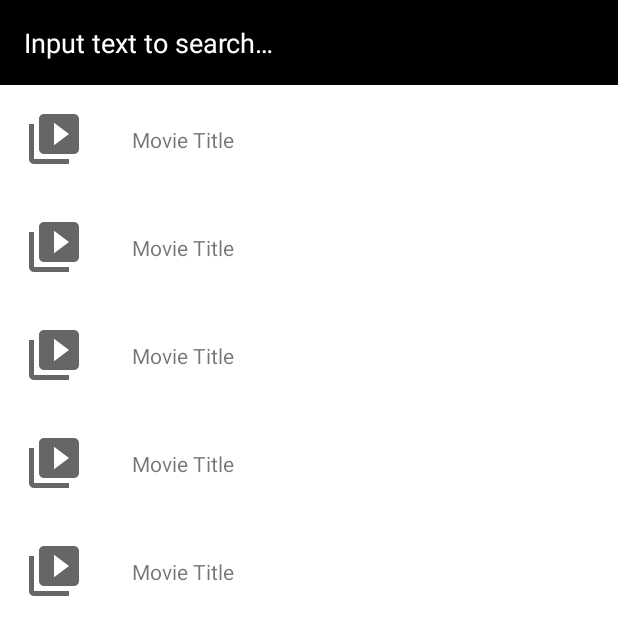
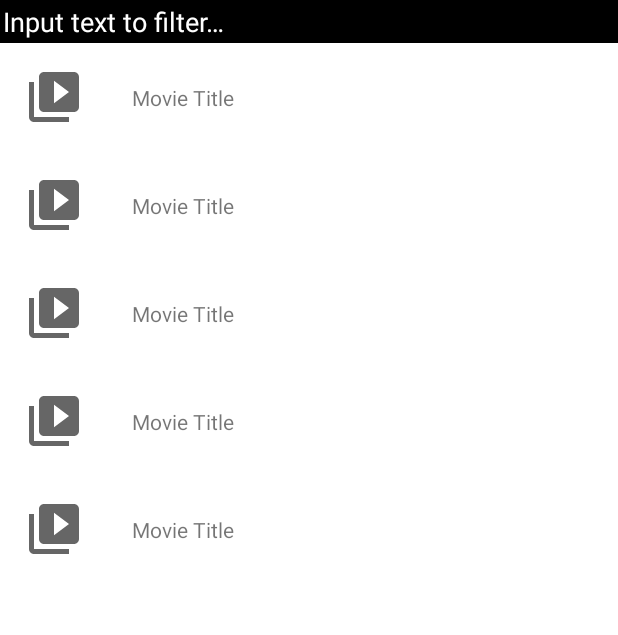
Before and after one commit to Solidogen/movies-paging-offline-app, an Android app: the layout fragment_popular_movies.xml on its own in the app's theme, with its tools: preview values and no code run, on a phone screen of 412 x 824 dp. Shown: the top 635 px of the screen. Run offline under Robolectric (Android 15) with nearby library versions, the phone set to English and light mode, and no system bars.

Commit message:
Misread task, did filtering instead of search

```diff
--- a/app/src/main/java/com/movies/android/data/api/MovieApi.kt
+++ b/app/src/main/java/com/movies/android/data/api/MovieApi.kt
@@ -5,6 +5,6 @@ import retrofit2.http.GET
 
 interface MovieApi {
 
-    @GET("http://jsonplaceholder.typicode.com/todos/1")
-    suspend fun getMovies() : Response<List<MovieDto>>
+    @GET("/3/discover/movie")
+    suspend fun getMovies() : Response<PopularMoviesResponse>
 }
--- a/app/src/main/java/com/movies/android/data/api/MovieDto.kt
+++ b/app/src/main/java/com/movies/android/data/api/MovieDto.kt
@@ -3,10 +3,10 @@ package com.movies.android.data.api
 import com.squareup.moshi.Json
 
 data class MovieDto(
+    @Json(name = "poster_path")
+    val posterPath: String?,
     @Json(name = "id")
     val id: Int,
     @Json(name = "title")
-    val title: String,
-    @Json(name = "imageUrl")
-    val imageUrl: String,
+    val title: String
 )
--- a/app/src/main/java/com/movies/android/data/database/MovieDao.kt
+++ b/app/src/main/java/com/movies/android/data/database/MovieDao.kt
@@ -13,5 +13,5 @@ interface MovieDao {
     fun getMoviesFlow(): Flow<List<MovieEntity>>
 
     @Insert(onConflict = OnConflictStrategy.REPLACE)
-    abstract fun insert(list: List<MovieEntity>)
+    suspend fun insert(list: List<MovieEntity>)
 }
--- a/app/src/main/java/com/movies/android/data/database/MovieEntity.kt
+++ b/app/src/main/java/com/movies/android/data/database/MovieEntity.kt
@@ -8,5 +8,5 @@ import androidx.room.PrimaryKey
 data class MovieEntity(
     @PrimaryKey val id: Int,
     @ColumnInfo(name = "title") val title: String,
-    @ColumnInfo(name = "image_url") val imageUrl: String
+    @ColumnInfo(name = "poster_path") val posterPath: String?
 )
--- a/app/src/main/java/com/movies/android/data/domain/MovieDomain.kt
+++ b/app/src/main/java/com/movies/android/data/domain/MovieDomain.kt
@@ -3,5 +3,7 @@ package com.movies.android.data.domain
 data class MovieDomain(
     val id: Int,
     val title: String,
-    val imageUrl: String
-)
+    private val posterPath: String?
+) {
+    val imageUrl: String? = posterPath?.let { "https://image.tmdb.org/t/p/w500$posterPath" }
+}
--- a/app/src/main/java/com/movies/android/data/mapper/mappers.kt
+++ b/app/src/main/java/com/movies/android/data/mapper/mappers.kt
@@ -7,11 +7,11 @@ import com.movies.android.data.domain.MovieDomain
 fun MovieEntity.mapToDomain(): MovieDomain = MovieDomain(
     id = id,
     title = title,
-    imageUrl = imageUrl
+    posterPath = posterPath
 )
 
 fun MovieDto.mapToEntity(): MovieEntity = MovieEntity(
     id = id,
     title = title,
-    imageUrl = imageUrl
+    posterPath = posterPath
 )
--- a/app/src/main/java/com/movies/android/data/repository/MovieRepository.kt
+++ b/app/src/main/java/com/movies/android/data/repository/MovieRepository.kt
@@ -5,6 +5,7 @@ import com.movies.android.data.database.MovieDao
 import com.movies.android.data.domain.MovieDomain
 import com.movies.android.data.mapper.mapToDomain
 import com.movies.android.data.mapper.mapToEntity
+import com.movies.android.util.bodyOrThrow
 import kotlinx.coroutines.CancellationException
 import kotlinx.coroutines.CoroutineScope
 import kotlinx.coroutines.flow.*
@@ -27,8 +28,8 @@ class MovieRepository(
 
     private suspend fun getFreshMovies() {
         try {
-            val freshMovies = movieApi.getMovies().body()!!
-            movieDao.insert(freshMovies.map { it.mapToEntity() })
+            val freshMovies = movieApi.getMovies().bodyOrThrow()
+            movieDao.insert(freshMovies.movies.orEmpty().map { it.mapToEntity() })
         } catch (e: CancellationException) {
             throw e
         } catch (e: Exception) {
--- a/app/src/main/java/com/movies/android/ui/movies/popularmovies/PopularMoviesFragment.kt
+++ b/app/src/main/java/com/movies/android/ui/movies/popularmovies/PopularMoviesFragment.kt
@@ -37,7 +37,7 @@ class PopularMoviesFragment : Fragment(R.layout.fragment_popular_movies), KoinCo
             layoutManager = LinearLayoutManager(requireContext())
             adapter = moviesAdapter
         }
-        binding.searchEditText.addTextChangedListener { editable ->
+        binding.filterEditText.addTextChangedListener { editable ->
             editable?.toString()?.let { filterText ->
                 viewModel.setFilter(filterText = filterText)
             }
--- a/app/src/main/java/com/movies/android/ui/movies/popularmovies/PopularMoviesViewModel.kt
+++ b/app/src/main/java/com/movies/android/ui/movies/popularmovies/PopularMoviesViewModel.kt
@@ -10,6 +10,7 @@ import kotlinx.coroutines.flow.Flow
 import kotlinx.coroutines.flow.MutableStateFlow
 import kotlinx.coroutines.flow.combine
 import kotlinx.coroutines.launch
+import java.util.*
 
 class PopularMoviesViewModel(
     private val movieRepository: MovieRepository
@@ -25,7 +26,7 @@ class PopularMoviesViewModel(
             if (filter.isEmpty()) {
                 movies
             } else {
-                movies.filter { it.title.contains(filter) }
+                movies.filter { it.title.toLowerCase(Locale.ROOT).contains(filter.toLowerCase(Locale.ROOT)) }
             }
         }.asLiveData()
 
--- /dev/null
+++ b/app/src/main/java/com/movies/android/util/networkingExtensions.kt
@@ -0,0 +1,6 @@
+package com.movies.android.util
+
+import retrofit2.Response
+
+fun <T> Response<T>.bodyOrThrow() =
+    takeIf { it.isSuccessful }?.body() ?: error(errorBody()?.string().orEmpty())
--- a/app/src/main/res/layout/fragment_popular_movies.xml
+++ b/app/src/main/res/layout/fragment_popular_movies.xml
@@ -6,14 +6,14 @@
     android:layout_height="match_parent">
 
     <EditText
-        android:id="@+id/searchEditText"
+        android:id="@+id/filterEditText"
         android:layout_width="0dp"
         android:layout_height="wrap_content"
         android:autofillHints=""
         android:background="@color/black"
-        android:hint="@string/search"
+        android:hint="@string/input_to_filter"
         android:inputType="text"
-        android:padding="16dp"
+        android:padding="2dp"
         android:textColor="@color/white"
         android:textColorHint="@color/white"
         app:layout_constraintEnd_toEndOf="parent"
@@ -27,7 +27,7 @@
         app:layout_constraintBottom_toBottomOf="parent"
         app:layout_constraintEnd_toEndOf="parent"
         app:layout_constraintStart_toStartOf="parent"
-        app:layout_constraintTop_toBottomOf="@id/searchEditText"
+        app:layout_constraintTop_toBottomOf="@id/filterEditText"
         tools:itemCount="5"
         tools:listitem="@layout/item_popular_movie" />
 
--- a/app/src/main/res/values/strings.xml
+++ b/app/src/main/res/values/strings.xml
@@ -6,5 +6,5 @@
     <string name="title_popular_movies">Popular Movies</string>
     <string name="title_movie_details">Movie Details</string>
     <string name="movie_image_content_desc">Movie image</string>
-    <string name="search">Input text to search…</string>
+    <string name="input_to_filter">Input text to filter…</string>
 </resources>
```
Also changed, not shown: app/src/main/java/com/movies/android/data/api/PopularMoviesResponse.kt (added, +14 -0 lines), app/src/main/java/com/movies/android/di/appModule.kt (+10 -7 lines), app/src/main/java/com/movies/android/util/ApiKeyInterceptor.kt (added, +19 -0 lines).
